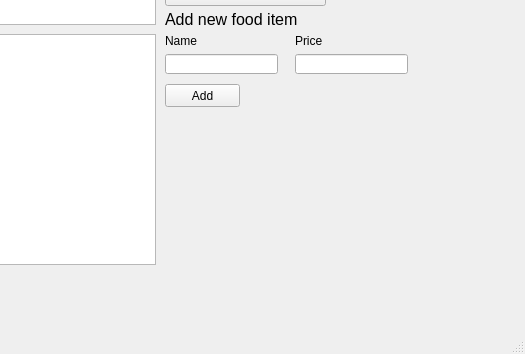
The window that QT/adminpage.ui (xyphel/Project-1-European-Trip-Planner) describes before a commit, drawn with Qt 5; both pictures show x 275 to 800 and y 246 to 600 of the 800 by 600 pixel window.
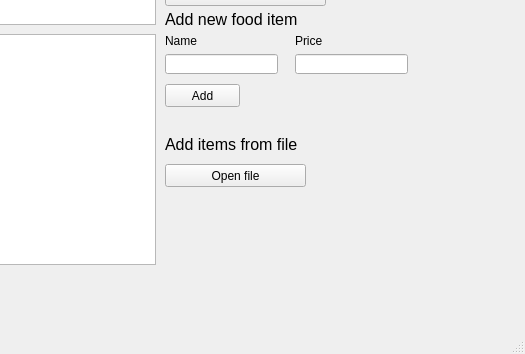
The same window after the commit.

What changed in the file:
```diff
--- a/QT/adminpage.ui
+++ b/QT/adminpage.ui
@@ -237,6 +237,32 @@
      </rect>
     </property>
    </widget>
+   <widget class="QLabel" name="label_9">
+    <property name="geometry">
+     <rect>
+      <x>440</x>
+      <y>380</y>
+      <width>151</width>
+      <height>21</height>
+     </rect>
+    </property>
+    <property name="text">
+     <string>&lt;html&gt;&lt;head/&gt;&lt;body&gt;&lt;p&gt;&lt;span style=&quot; font-size:12pt;&quot;&gt;Add items from file&lt;/span&gt;&lt;/p&gt;&lt;/body&gt;&lt;/html&gt;</string>
+    </property>
+   </widget>
+   <widget class="QPushButton" name="pushButton_4">
+    <property name="geometry">
+     <rect>
+      <x>440</x>
+      <y>410</y>
+      <width>141</width>
+      <height>23</height>
+     </rect>
+    </property>
+    <property name="text">
+     <string>Open file</string>
+    </property>
+   </widget>
   </widget>
   <widget class="QMenuBar" name="menubar">
    <property name="geometry">
```
